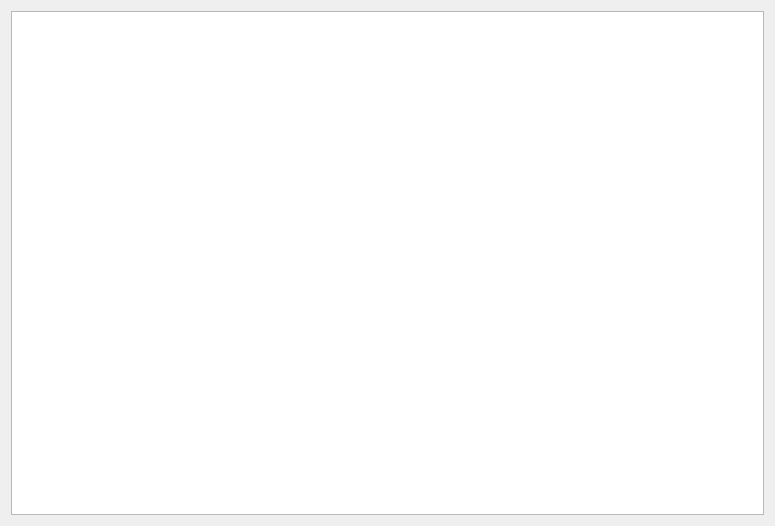
Before: the Qt Designer form blynk/debugdialog.ui in flegall2014/Blynk, drawn with Qt 5.
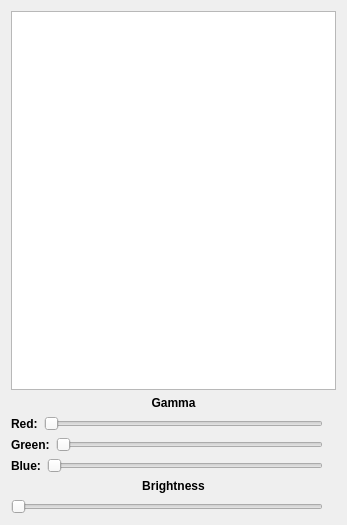
After: the same form once the commit is applied.

Patch:
```diff
--- a/blynk/debugdialog.ui
+++ b/blynk/debugdialog.ui
@@ -6,18 +6,188 @@
    <rect>
     <x>0</x>
     <y>0</y>
-    <width>775</width>
-    <height>526</height>
+    <width>347</width>
+    <height>525</height>
    </rect>
   </property>
   <property name="windowTitle">
    <string>Dialog</string>
   </property>
   <layout class="QGridLayout" name="gridLayout">
+   <item row="5" column="0">
+    <layout class="QHBoxLayout" name="horizontalLayout_4">
+     <item>
+      <widget class="QLabel" name="label">
+       <property name="font">
+        <font>
+         <weight>75</weight>
+         <bold>true</bold>
+        </font>
+       </property>
+       <property name="text">
+        <string>Brightness</string>
+       </property>
+       <property name="alignment">
+        <set>Qt::AlignCenter</set>
+       </property>
+      </widget>
+     </item>
+    </layout>
+   </item>
+   <item row="3" column="0">
+    <layout class="QHBoxLayout" name="horizontalLayout_6">
+     <item>
+      <widget class="QLabel" name="label_4">
+       <property name="font">
+        <font>
+         <weight>75</weight>
+         <bold>true</bold>
+        </font>
+       </property>
+       <property name="text">
+        <string>Green:</string>
+       </property>
+      </widget>
+     </item>
+     <item>
+      <widget class="QSlider" name="wGreenGammaSlider">
+       <property name="maximum">
+        <number>10</number>
+       </property>
+       <property name="orientation">
+        <enum>Qt::Horizontal</enum>
+       </property>
+      </widget>
+     </item>
+     <item>
+      <widget class="QLabel" name="wGreenGammaLabel">
+       <property name="text">
+        <string/>
+       </property>
+      </widget>
+     </item>
+    </layout>
+   </item>
+   <item row="4" column="0">
+    <layout class="QHBoxLayout" name="horizontalLayout_5">
+     <item>
+      <widget class="QLabel" name="label_5">
+       <property name="font">
+        <font>
+         <weight>75</weight>
+         <bold>true</bold>
+        </font>
+       </property>
+       <property name="text">
+        <string>Blue:</string>
+       </property>
+      </widget>
+     </item>
+     <item>
+      <widget class="QSlider" name="wBlueGammaSlider">
+       <property name="maximum">
+        <number>10</number>
+       </property>
+       <property name="orientation">
+        <enum>Qt::Horizontal</enum>
+       </property>
+      </widget>
+     </item>
+     <item>
+      <widget class="QLabel" name="wBlueGammaLabel">
+       <property name="text">
+        <string/>
+       </property>
+      </widget>
+     </item>
+    </layout>
+   </item>
    <item row="0" column="0">
-    <layout class="QHBoxLayout" name="horizontalLayout">
+    <layout class="QVBoxLayout" name="verticalLayout_2">
      <item>
-      <widget class="QListView" name="debugView"/>
+      <layout class="QHBoxLayout" name="horizontalLayout_3">
+       <item>
+        <widget class="QListView" name="debugView"/>
+       </item>
+      </layout>
+     </item>
+    </layout>
+   </item>
+   <item row="6" column="0">
+    <layout class="QHBoxLayout" name="horizontalLayout_9">
+     <item>
+      <widget class="QSlider" name="wBrightnessSlider">
+       <property name="maximum">
+        <number>10</number>
+       </property>
+       <property name="orientation">
+        <enum>Qt::Horizontal</enum>
+       </property>
+      </widget>
+     </item>
+     <item>
+      <widget class="QLabel" name="wBrightnessLabel">
+       <property name="text">
+        <string/>
+       </property>
+      </widget>
+     </item>
+    </layout>
+   </item>
+   <item row="1" column="0">
+    <layout class="QHBoxLayout" name="horizontalLayout_8">
+     <item>
+      <widget class="QLabel" name="label_2">
+       <property name="font">
+        <font>
+         <weight>75</weight>
+         <bold>true</bold>
+        </font>
+       </property>
+       <property name="text">
+        <string>Gamma</string>
+       </property>
+       <property name="alignment">
+        <set>Qt::AlignCenter</set>
+       </property>
+      </widget>
+     </item>
+    </layout>
+   </item>
+   <item row="2" column="0">
+    <layout class="QHBoxLayout" name="horizontalLayout_7">
+     <item>
+      <widget class="QLabel" name="label_3">
+       <property name="font">
+        <font>
+         <weight>75</weight>
+         <bold>true</bold>
+        </font>
+       </property>
+       <property name="text">
+        <string>Red:</string>
+       </property>
+      </widget>
+     </item>
+     <item>
+      <widget class="QSlider" name="wRedGammaSlider">
+       <property name="maximum">
+        <number>10</number>
+       </property>
+       <property name="pageStep">
+        <number>12</number>
+       </property>
+       <property name="orientation">
+        <enum>Qt::Horizontal</enum>
+       </property>
+      </widget>
+     </item>
+     <item>
+      <widget class="QLabel" name="wRedGammaLabel">
+       <property name="text">
+        <string/>
+       </property>
+      </widget>
      </item>
     </layout>
    </item>
```
